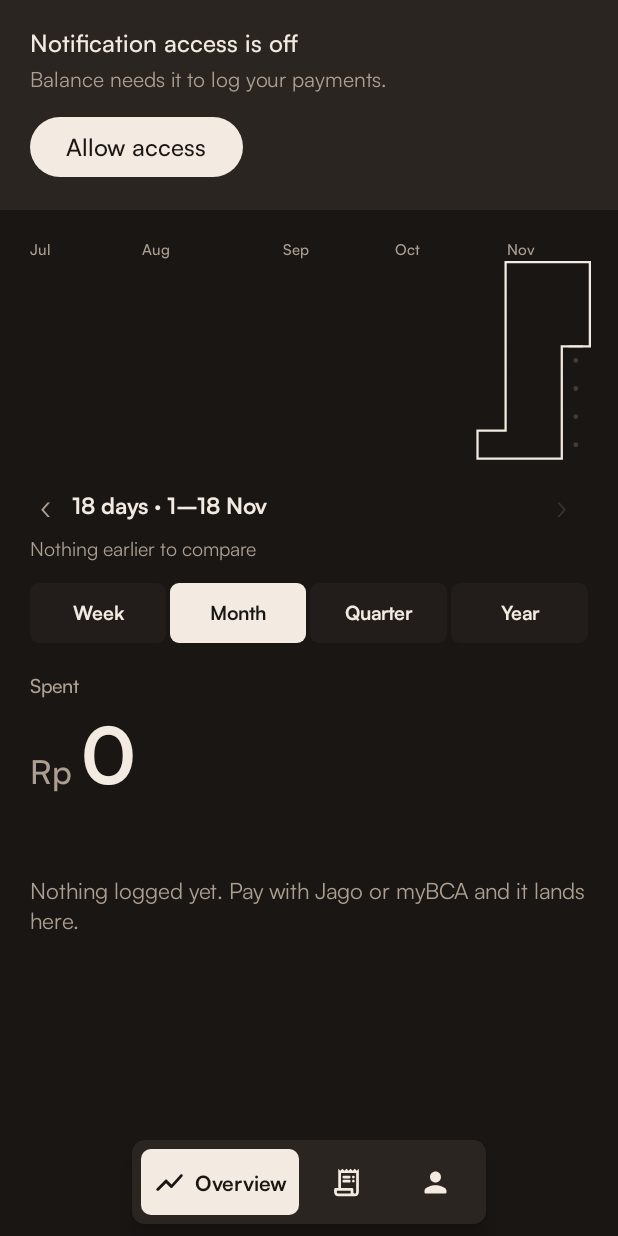
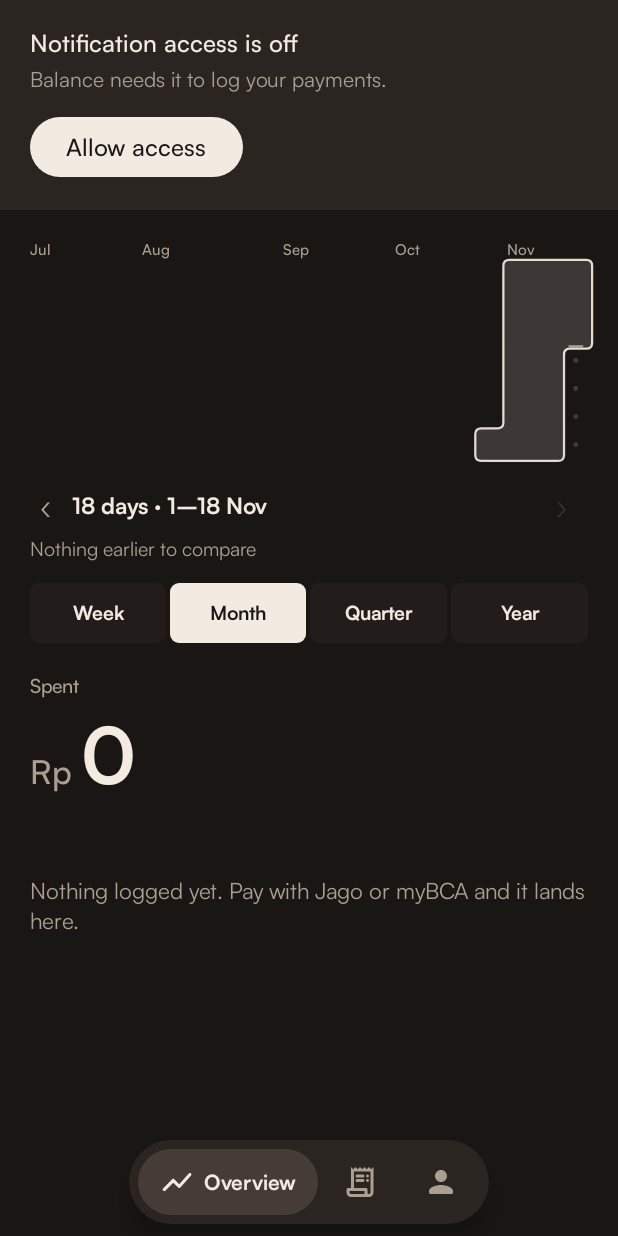
Before and after one commit to Phiniqq724/balance-native, an Android app built with Jetpack Compose: the screen it shows after launch (MainActivity), after a tap on "Use on this phone only", on a phone screen of 412 x 824 dp. Run offline under Robolectric (Android 15) with nearby library versions, the phone set to English and light mode, and no system bars; libraries missing offline, so code that uses them is left out: androidx.glance, androidx.glance.action, androidx.glance.appwidget, androidx.glance.background, androidx.glance.layout and 2 more; pictures from the network do not load; 1 statement that could not run was skipped; 1 other tap on this screen came first.

Commit message:
Drop section rules, soften the grid selection, restore the nav pill
Sections now separate by space and title weight. The selection is one
rounded shape with a faint ink wash instead of a square wire outline.
Numbers become four cells with meaning-bearing 10-cell meters, and
Where it came from shows each source as a sage unit bar. The nav goes
back to the original pill, keeping only the press squeeze.

Co-Authored-By: Claude Opus 5.5 <noreply@anthropic.com>

```diff
--- a/app/src/main/java/id/sndyy/balancenative/data/Atlas.kt
+++ b/app/src/main/java/id/sndyy/balancenative/data/Atlas.kt
@@ -34,11 +34,16 @@ data class RangeStats(
   val baseSpent: Long?,
   /** Finishes "8% under …". */
   val baseLabel: String,
+  /** Length of the comparison range, for its per-day rate. */
+  val baseDays: Int?,
+  /** Days in the selection (up to today) with any spending. */
+  val spendDays: Int,
   val chart: ChartSeries,
   /** Day or "Week of" start for each chart slot, so a scrub can point at the grid. */
   val chartDays: List<LocalDate>,
 ) {
   val perDay: Double get() = spent.toDouble() / max(1, selection.days)
+  val basePerDay: Double? get() = baseSpent?.let { it.toDouble() / max(1, baseDays ?: 1) }
   val pace: Double? get() = baseSpent?.takeIf { it > 0 }?.let { (spent - it).toDouble() / it }
 }
 
@@ -192,6 +197,8 @@ class Book(val first: LocalDate, val today: LocalDate, flows: List<Flow>) {
       regular = group(out) { Triple(it.title.lowercase(), null, it.title) }.maxByOrNull { it.count }?.takeIf { it.count > 1 },
       baseSpent = base?.let { spent(it.first.start, it.first.end) },
       baseLabel = base?.second ?: "",
+      baseDays = base?.first?.days,
+      spendDays = (a..b).count { spentDay[it] > 0 },
       chart = ChartSeries(
         current = cur,
         previous = prev,
--- a/app/src/main/java/id/sndyy/balancenative/ui/main/MainScreen.kt
+++ b/app/src/main/java/id/sndyy/balancenative/ui/main/MainScreen.kt
@@ -61,10 +61,9 @@ import id.sndyy.balancenative.ui.activity.ActivityViewModel
 import id.sndyy.balancenative.ui.activity.NewTxSheet
 import id.sndyy.balancenative.ui.kit.Label
 import id.sndyy.balancenative.ui.kit.ledgerTicks
-import id.sndyy.balancenative.ui.kit.CellButton
-import id.sndyy.balancenative.ui.kit.SqueezeRow
-import id.sndyy.balancenative.ui.kit.cellShape
-import androidx.compose.foundation.layout.width
+import id.sndyy.balancenative.ui.kit.rememberPressScale
+import androidx.compose.animation.core.animateDpAsState
+import androidx.compose.foundation.interaction.collectIsPressedAsState
 import id.sndyy.balancenative.ui.overview.OverviewScreen
 import id.sndyy.balancenative.ui.profile.ProfileScreen
 import id.sndyy.balancenative.ui.theme.Ember
@@ -123,51 +122,72 @@ fun MainScreen(landing: MutableStateFlow<Landing?>) {
   if (adding) NewTxSheet(onClose = { adding = false })
 }
 
-/**
- * Compact floating nav, Tessera-style: three cell keys that share the bar by weight. The active one is
- * ink and wide enough for its label; a press swells the key and squeezes its neighbours. The add key
- * rides beside it on Activity only, neutral with an ink "+": orange stays for spending.
- */
 @Composable
 private fun FloatingBar(selected: Int, toCheck: Int, showAdd: Boolean, onSelect: (Int) -> Unit, onAdd: () -> Unit, modifier: Modifier) {
+  val view = LocalView.current
   Row(modifier, verticalAlignment = Alignment.CenterVertically, horizontalArrangement = Arrangement.spacedBy(8.dp)) {
-    Surface(color = Ember.raised, shape = cellShape(56.dp), shadowElevation = 8.dp) {
-      SqueezeRow(
-        count = TABS.size,
-        modifier = Modifier.width(236.dp).padding(6.dp),
-        spacing = 4.dp,
-        chosen = selected,
-        chosenExtra = 0.9f,
-      ) { i, source, weight ->
-        val tab = TABS[i]
-        val on = i == selected
-        CellButton(on = on, onClick = { if (!on) onSelect(i) }, modifier = weight, source = source, height = 44.dp, face = Ember.raised, description = tab.label) { fg ->
-          Row(verticalAlignment = Alignment.CenterVertically, horizontalArrangement = Arrangement.spacedBy(6.dp)) {
+    Surface(color = Ember.raised, shape = RoundedCornerShape(28.dp), shadowElevation = 8.dp) {
+      Row(Modifier.padding(6.dp), horizontalArrangement = Arrangement.spacedBy(2.dp)) {
+        // Counted-style squeeze on a bar that hugs its content: the pressed tab gains padding and its
+        // neighbours give some up, all on one spring, so the pill breathes instead of scaling.
+        val sources = remember { List(TABS.size) { MutableInteractionSource() } }
+        val down = sources.map { it.collectIsPressedAsState().value }.indexOf(true)
+        TABS.forEachIndexed { i, tab ->
+          val focused = i == selected
+          val pad by animateDpAsState(
+            when { down < 0 -> 14.dp; down == i -> 22.dp; else -> 10.dp },
+            spring(dampingRatio = 0.62f, stiffness = Spring.StiffnessMediumLow),
+            label = "squeeze",
+          )
+          val bg by animateColorAsState(if (focused) Ember.selected else Ember.raised, label = "tabBg")
+          val tint by animateColorAsState(if (focused) Ember.text else Ember.muted, label = "tabTint")
+          val source = sources[i]
+          Row(
+            Modifier
+              .clip(RoundedCornerShape(22.dp))
+              .background(bg)
+              .clickable(interactionSource = source, indication = null) {
+                if (!focused) {
+                  view.performHapticFeedback(HapticFeedbackConstants.CLOCK_TICK)
+                  onSelect(i)
+                }
+              }
+              .padding(horizontal = pad, vertical = 10.dp),
+            verticalAlignment = Alignment.CenterVertically,
+            horizontalArrangement = Arrangement.spacedBy(6.dp),
+          ) {
             if (i == 1 && toCheck > 0) {
-              BadgedBox(badge = {
-                Badge(containerColor = if (on) Ember.bg else Ember.text, contentColor = if (on) Ember.text else Ember.bg) {
-                  Label(if (toCheck > 99) "99+" else "$toCheck", size = 10.sp, weight = FontWeight.Bold, color = if (on) Ember.text else Ember.bg)
-                }
-              }) { Icon(tab.icon, tab.label, tint = fg, modifier = Modifier.size(22.dp)) }
+              BadgedBox(badge = { Badge(containerColor = Ember.accent, contentColor = Ember.bg) { Label(if (toCheck > 99) "99+" else "$toCheck", size = 10.sp, weight = FontWeight.Bold, color = Ember.bg) } }) {
+                Icon(tab.icon, tab.label, tint = tint, modifier = Modifier.size(24.dp))
+              }
             } else {
-              Icon(tab.icon, tab.label, tint = fg, modifier = Modifier.size(22.dp))
+              Icon(tab.icon, tab.label, tint = tint, modifier = Modifier.size(24.dp))
             }
-            AnimatedVisibility(on, enter = fadeIn() + expandHorizontally(spring(dampingRatio = Spring.DampingRatioLowBouncy)), exit = fadeOut() + shrinkHorizontally()) {
-              Label(tab.label, size = 14.sp, weight = FontWeight.Bold, color = fg, maxLines = 1)
+            AnimatedVisibility(focused, enter = fadeIn() + expandHorizontally(spring(dampingRatio = Spring.DampingRatioLowBouncy)), exit = fadeOut() + shrinkHorizontally()) {
+              Label(tab.label, size = 14.sp, weight = FontWeight.Bold, color = tint, maxLines = 1)
             }
           }
         }
       }
     }
     AnimatedVisibility(showAdd, enter = scaleIn(spring(dampingRatio = Spring.DampingRatioMediumBouncy)) + fadeIn(), exit = scaleOut() + fadeOut()) {
-      CellButton(
-        on = false,
-        onClick = onAdd,
-        modifier = Modifier.size(56.dp).shadow(8.dp, cellShape(56.dp)),
-        height = 56.dp,
-        face = Ember.raised,
-        description = "New transaction",
-      ) { Icon(Icons.Rounded.Add, "New transaction", tint = Ember.text, modifier = Modifier.size(26.dp)) }
+      val source = remember { MutableInteractionSource() }
+      val scale = rememberPressScale(source, 0.9f)
+      Box(
+        Modifier
+          .graphicsLayer { scaleX = scale; scaleY = scale }
+          .shadow(8.dp, CircleShape)
+          .size(56.dp)
+          .clip(RoundedCornerShape(18.dp))
+          .background(Ember.accent)
+          .clickable(interactionSource = source, indication = null) {
+            view.performHapticFeedback(HapticFeedbackConstants.KEYBOARD_TAP)
+            onAdd()
+          },
+        contentAlignment = Alignment.Center,
+      ) {
+        Icon(Icons.Rounded.Add, "New transaction", tint = Ember.bg, modifier = Modifier.size(26.dp))
+      }
     }
   }
 }
--- a/app/src/main/java/id/sndyy/balancenative/ui/overview/AtlasGrid.kt
+++ b/app/src/main/java/id/sndyy/balancenative/ui/overview/AtlasGrid.kt
@@ -17,6 +17,8 @@ import androidx.compose.ui.geometry.Size
 import androidx.compose.ui.graphics.Path
 import androidx.compose.ui.graphics.StrokeCap
 import androidx.compose.ui.graphics.drawscope.Stroke
+import androidx.compose.ui.graphics.nativeCanvas
+import androidx.compose.ui.graphics.toArgb
 import androidx.compose.ui.input.pointer.pointerInput
 import androidx.compose.ui.platform.LocalView
 import androidx.compose.ui.semantics.contentDescription
@@ -162,6 +164,18 @@ fun AtlasGrid(
         }
       }
 
+      // The selection is one soft shape: the union of each week's selected run, rounded at every
+      // corner. A faint ink wash fills it (it shows in the gaps), then a rounded ink line rims it.
+      val shape = if (view == AtlasView.YEAR) null else selectionShape(selection, book.today, firstWeek, cols, c, g, top, 1.5.dp.toPx())
+      val corner = android.graphics.CornerPathEffect(4.dp.toPx())
+      shape?.let { p ->
+        drawContext.canvas.nativeCanvas.drawPath(p, android.graphics.Paint(android.graphics.Paint.ANTI_ALIAS_FLAG).apply {
+          style = android.graphics.Paint.Style.FILL
+          color = Ember.text.copy(alpha = 0.16f).toArgb()
+          pathEffect = corner
+        })
+      }
+
       for (col in 0 until cols) for (row in 0 until 7) {
         val d = firstWeek.plusWeeks(col.toLong()).plusDays(row.toLong())
         val level = book.level(d)
@@ -192,25 +206,45 @@ fun AtlasGrid(
           lineTo(x(b) + c - stroke / 2, top - 4.5.dp.toPx())
           lineTo(x(b) + c - stroke / 2, top - 1.dp.toPx())
         }
-        drawPath(path, Ember.text, style = Stroke(stroke))
+        drawPath(path, Ember.text, style = Stroke(stroke, cap = StrokeCap.Round, join = androidx.compose.ui.graphics.StrokeJoin.Round))
       } else {
-        // Trace the outer edge of the selection on true day boundaries, through the middle of the gaps.
-        val o = g / 2
-        fun inSel(d: LocalDate) = d in selection && !d.isAfter(book.today)
-        val path = Path()
-        for (col in 0 until cols) for (row in 0 until 7) {
-          val d = firstWeek.plusWeeks(col.toLong()).plusDays(row.toLong())
-          if (!inSel(d)) continue
-          val x0 = x(col) - o; val y0 = y(row) - o; val x1 = x(col) + c + o; val y1 = y(row) + c + o
-          if (row == 0 || !inSel(d.minusDays(1))) { path.moveTo(x0, y0); path.lineTo(x1, y0) }
-          if (row == 6 || !inSel(d.plusDays(1))) { path.moveTo(x0, y1); path.lineTo(x1, y1) }
-          if (col == 0 || !inSel(d.minusDays(7))) { path.moveTo(x0, y0); path.lineTo(x0, y1) }
-          if (col == cols - 1 || !inSel(d.plusDays(7))) { path.moveTo(x1, y0); path.lineTo(x1, y1) }
+        shape?.let { p ->
+          drawContext.canvas.nativeCanvas.drawPath(p, android.graphics.Paint(android.graphics.Paint.ANTI_ALIAS_FLAG).apply {
+            style = android.graphics.Paint.Style.STROKE
+            strokeWidth = stroke
+            color = Ember.text.copy(alpha = 0.92f).toArgb()
+            pathEffect = corner
+          })
         }
-        drawPath(path, Ember.text, style = Stroke(stroke, cap = StrokeCap.Square))
       }
     }
   }
+}
+
+/**
+ * Union of one rectangle per week column (a contiguous range is one run per column), pushed out
+ * past the gap by [pad] so the rim never touches a cell. Plain rectangles union cleanly; the corner
+ * effect then rounds convex and concave corners alike.
+ */
+private fun selectionShape(sel: Selection, today: LocalDate, firstWeek: LocalDate, cols: Int, c: Float, g: Float, top: Float, pad: Float): android.graphics.Path? {
+  val o = g / 2 + pad
+  val pitch = c + g
+  var out: android.graphics.Path? = null
+  for (col in 0 until cols) {
+    val monday = firstWeek.plusWeeks(col.toLong())
+    var first = -1
+    var last = -1
+    for (row in 0 until 7) {
+      val d = monday.plusDays(row.toLong())
+      if (d in sel && !d.isAfter(today)) { if (first < 0) first = row; last = row }
+    }
+    if (first < 0) continue
+    val r = android.graphics.Path().apply {
+      addRect(col * pitch - o, top + first * pitch - o, col * pitch + c + o, top + last * pitch + c + o, android.graphics.Path.Direction.CW)
+    }
+    out = out?.apply { op(r, android.graphics.Path.Op.UNION) } ?: r
+  }
+  return out
 }
 
 private fun weekOf(d: LocalDate) = d.minusDays(d.dayOfWeek.value - 1L)
```
Also changed, not shown: app/src/main/java/id/sndyy/balancenative/ui/kit/Kit.kt (+7 -6 lines), app/src/main/java/id/sndyy/balancenative/ui/overview/Cells.kt (+36 -0 lines), app/src/main/java/id/sndyy/balancenative/ui/overview/OverviewScreen.kt (+48 -36 lines).
